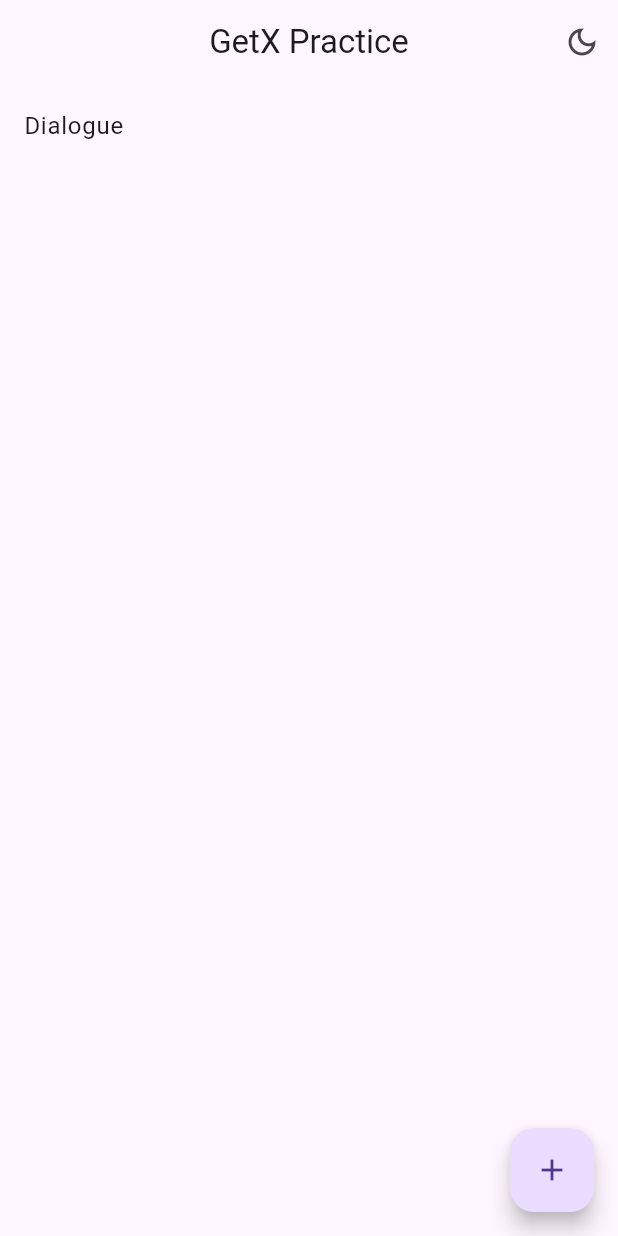
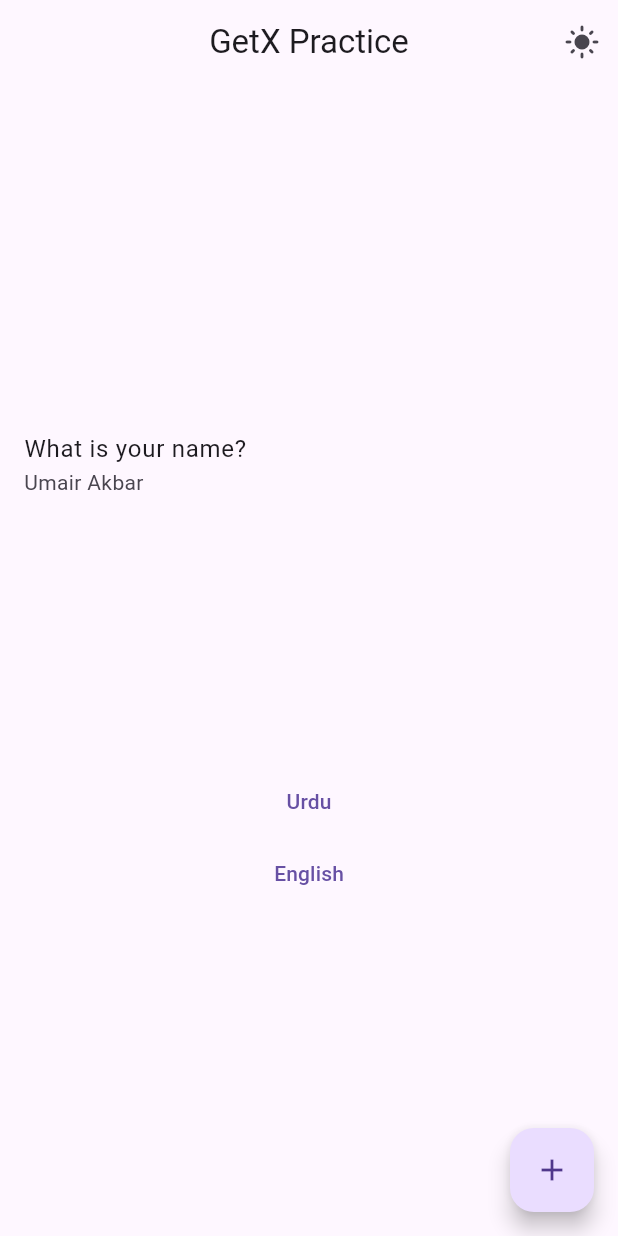
Before and after one commit to umairakbar006/GetX_Practice, a Flutter app: the screen it shows after launch, on a phone screen of 412 x 824 dp. Run offline on Flutter 3.47's test engine with Material 3 defaults, Android fonts, the phone set to English and light mode, and no system bars; our stand-ins replace get.

Commit message:
Added language translations to practice internationalization

```diff
--- a/lib/homescreen.dart
+++ b/lib/homescreen.dart
@@ -1,4 +1,5 @@
 import 'package:flutter/material.dart';
+import 'package:get/get.dart';
 import 'package:get/route_manager.dart';
 
 class Homescreen extends StatefulWidget {
@@ -17,9 +18,7 @@ class _homescreenState extends State<Homescreen> {
         centerTitle: true,
         actions: [
           IconButton(
-            icon: Icon(
-              Get.isDarkMode ? Icons.light_mode : Icons.dark_mode_outlined,
-            ),
+            icon: Icon(Get.isDarkMode ? Icons.dark_mode : Icons.light_mode),
             onPressed: () {
               Get.changeTheme(
                 Get.isDarkMode ? ThemeData.light() : ThemeData.dark(),
@@ -29,19 +28,28 @@ class _homescreenState extends State<Homescreen> {
           ),
         ],
       ),
-      body: Column(
-        children: [
-          ListTile(
-            title: Text('Dialogue'),
-            onTap: () {
-              Get.defaultDialog(
-                title: 'Title',
-                cancel: TextButton(onPressed: () {}, child: Text('Cancel')),
-                confirm: TextButton(onPressed: () {}, child: Text('Confirm')),
-              );
-            },
-          ),
-        ],
+      body: Center(
+        child: Column(
+          mainAxisAlignment: MainAxisAlignment.center,
+          crossAxisAlignment: CrossAxisAlignment.center,
+          children: [
+            ListTile(title: Text('message'.tr), subtitle: Text('name'.tr)),
+            SizedBox(height: Get.height * 0.2),
+            TextButton(
+              onPressed: () {
+                Get.updateLocale(Locale('ur', 'PK'));
+              },
+              child: Text('Urdu'),
+            ),
+            SizedBox(width: Get.width * 0.02),
+            TextButton(
+              onPressed: () {
+                Get.updateLocale(Locale('en', 'US'));
+              },
+              child: Text('English'),
+            ),
+          ],
+        ),
       ),
       floatingActionButton: FloatingActionButton(
         child: Icon(Icons.add),
--- /dev/null
+++ b/lib/languages.dart
@@ -0,0 +1,9 @@
+import 'package:get/route_manager.dart';
+
+class Languages extends Translations {
+  @override
+  Map<String, Map<String, String>> get keys => {
+    'en_US': {'message': 'What is your name?', 'name': 'Umair Akbar'},
+    'ur_PK': {'message': 'آپ کا نام کیا ہے', 'name': 'عمیر اکبر'},
+  };
+}
--- a/lib/main.dart
+++ b/lib/main.dart
@@ -1,5 +1,6 @@
 import 'package:flutter/material.dart';
 import 'package:get/get.dart';
+import 'package:get_practice/languages.dart';
 import 'homescreen.dart';
 
 void main() {
@@ -12,6 +13,11 @@ class MyApp extends StatelessWidget {
   // This widget is the root of your application.
   @override
   Widget build(BuildContext context) {
-    return GetMaterialApp(home: Homescreen());
+    return GetMaterialApp(
+      home: Homescreen(),
+      locale: Locale('en', 'US'),
+      fallbackLocale: Locale('en', 'US'),
+      translations: Languages(),
+    );
   }
 }
```
